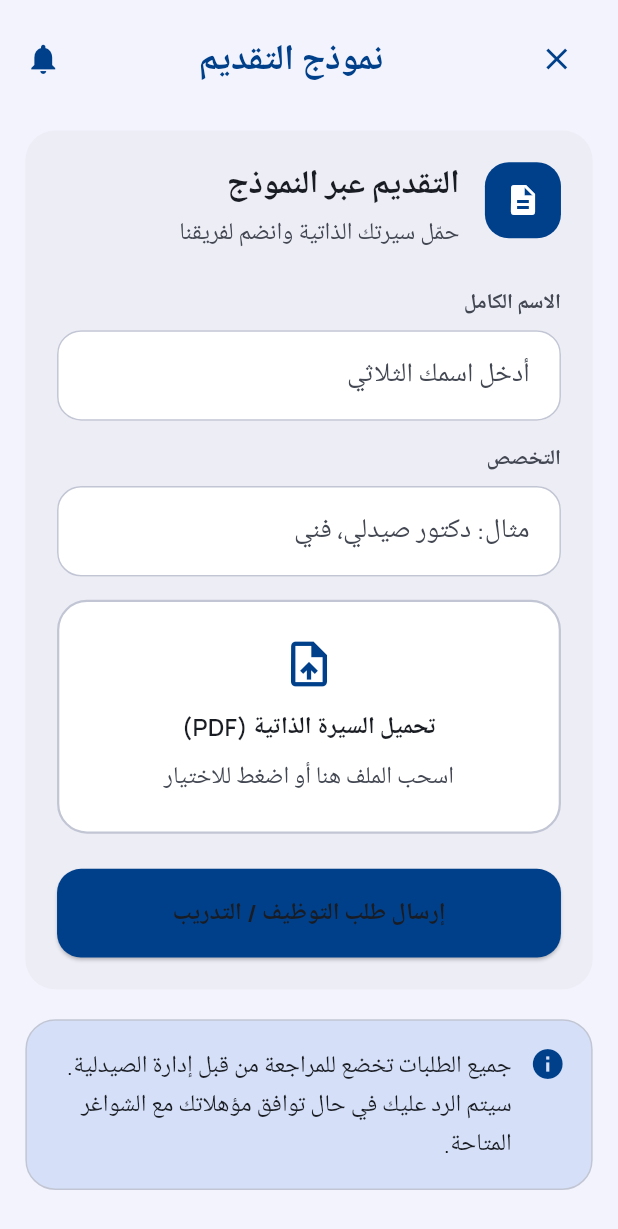
After one commit to MahmoudShbly/Mobile_dev_hakathon, a Flutter app: the ApplicationFormScreen screen opened directly, on a phone screen of 412 x 824 dp. The commit adds this screen. Shown: the top 1229 px of the screen. Run offline on Flutter 3.47's test engine with Material 3 defaults, Android fonts, the phone set to English and light mode, and no system bars; our stand-ins replace cloud_firestore, firebase_auth, firebase_core, flutter_screenutil, google_fonts, shared_preferences; accounts and stored records are empty.

Commit message:
feat: add application form and opportunity detail screens; update trainings filter bar and list view

```diff
--- /dev/null
+++ b/lib/feature/trainings/presentation/screens/application_form_screen.dart
@@ -0,0 +1,299 @@
+import 'package:flutter/material.dart';
+import 'package:flutter_screenutil/flutter_screenutil.dart';
+
+class ApplicationFormScreen extends StatefulWidget {
+  const ApplicationFormScreen({super.key});
+
+  @override
+  State<ApplicationFormScreen> createState() => _ApplicationFormScreenState();
+}
+
+class _ApplicationFormScreenState extends State<ApplicationFormScreen> {
+  final _formKey = GlobalKey<FormState>();
+  final _nameController = TextEditingController();
+  final _specialtyController = TextEditingController();
+  String? _resumeFileName;
+
+  @override
+  void dispose() {
+    _nameController.dispose();
+    _specialtyController.dispose();
+    super.dispose();
+  }
+
+  void _pickResume() {
+    setState(() {
+      _resumeFileName = 'CV_الوظيفة.pdf';
+    });
+  }
+
+  void _submitForm() {
+    if (_formKey.currentState?.validate() ?? false) {
+      ScaffoldMessenger.of(context).showSnackBar(
+        const SnackBar(
+          content: Text('تم إرسال الطلب بنجاح. سيتم التواصل معك قريباً.'),
+        ),
+      );
+    }
+  }
+
+  @override
+  Widget build(BuildContext context) {
+    final theme = Theme.of(context);
+    const backgroundColor = Color(0xfff2f3fc);
+    const cardColor = Color(0xffededf6);
+    const borderColor = Color(0xffc2c6d4);
+
+    return Scaffold(
+      backgroundColor: backgroundColor,
+      body: SafeArea(
+        child: Column(
+          children: [
+            Container(
+              color: backgroundColor,
+              padding: EdgeInsets.symmetric(horizontal: 16.w, vertical: 16.h),
+              child: Row(
+                textDirection: TextDirection.rtl,
+                mainAxisAlignment: MainAxisAlignment.spaceBetween,
+                children: [
+                  IconButton(
+                    onPressed: () => Navigator.of(context).pop(),
+                    icon: const Icon(Icons.close),
+                    color: const Color(0xff00408b),
+                  ),
+                  Text(
+                    'نموذج التقديم',
+                    style: theme.textTheme.headlineSmall?.copyWith(
+                      color: const Color(0xff00408b),
+                      fontWeight: FontWeight.w700,
+                    ),
+                  ),
+                  Icon(Icons.notifications, color: const Color(0xff00408b)),
+                ],
+              ),
+            ),
+            Expanded(
+              child: SingleChildScrollView(
+                padding: EdgeInsets.symmetric(horizontal: 16.w, vertical: 8.h),
+                child: Column(
+                  crossAxisAlignment: CrossAxisAlignment.stretch,
+                  children: [
+                    Container(
+                      padding: EdgeInsets.all(20.w),
+                      decoration: BoxDecoration(
+                        color: cardColor,
+                        borderRadius: BorderRadius.circular(20),
+                      ),
+                      child: Column(
+                        crossAxisAlignment: CrossAxisAlignment.stretch,
+                        children: [
+                          Row(
+                            textDirection: TextDirection.rtl,
+                            crossAxisAlignment: CrossAxisAlignment.start,
+                            children: [
+                              Container(
+                                width: 48.w,
+                                height: 48.w,
+                                decoration: BoxDecoration(
+                                  color: const Color(0xff00408b),
+                                  borderRadius: BorderRadius.circular(16),
+                                ),
+                                child: const Icon(
+                                  Icons.description,
+                                  color: Colors.white,
+                                ),
+                              ),
+                              SizedBox(width: 16.w),
+                              Expanded(
+                                child: Column(
+                                  crossAxisAlignment: CrossAxisAlignment.start,
+                                  children: [
+                                    Text(
+                                      'التقديم عبر النموذج',
+                                      style: theme.textTheme.titleLarge
+                                          ?.copyWith(
+                                            fontWeight: FontWeight.w700,
+                                            color: const Color(0xff191c22),
+                                          ),
+                                    ),
+                                    const SizedBox(height: 6),
+                                    Text(
+                                      'حمّل سيرتك الذاتية وانضم لفريقنا',
+                                      style: theme.textTheme.bodyMedium
+                                          ?.copyWith(
+                                            color: const Color(0xff424752),
+                                          ),
+                                    ),
+                                  ],
+                                ),
+                              ),
+                            ],
+                          ),
+                          const SizedBox(height: 24),
+                          Form(
+                            key: _formKey,
+                            child: Column(
+                              crossAxisAlignment: CrossAxisAlignment.stretch,
+                              children: [
+                                _buildTextField(
+                                  controller: _nameController,
+                                  label: 'الاسم الكامل',
+                                  hintText: 'أدخل اسمك الثلاثي',
+                                ),
+                                SizedBox(height: 16.h),
+                                _buildTextField(
+                                  controller: _specialtyController,
+                                  label: 'التخصص',
+                                  hintText: 'مثال: دكتور صيدلي، فني',
+                                ),
+                                SizedBox(height: 16.h),
+                                _buildUploadField(borderColor),
+                                SizedBox(height: 24.h),
+                                ElevatedButton(
+                                  onPressed: _submitForm,
+                                  style: ElevatedButton.styleFrom(
+                                    backgroundColor: const Color(0xff00408b),
+                                    foregroundColor: Colors.white,
+                                    padding: EdgeInsets.symmetric(
+                                      vertical: 18.h,
+                                    ),
+                                    shape: RoundedRectangleBorder(
+                                      borderRadius: BorderRadius.circular(16),
+                                    ),
+                                  ),
+                                  child: Text(
+                                    'إرسال طلب التوظيف / التدريب',
+                                    style: theme.textTheme.titleMedium
+                                        ?.copyWith(fontWeight: FontWeight.w700),
+                                  ),
+                                ),
+                              ],
+                            ),
+                          ),
+                        ],
+                      ),
+                    ),
+                    const SizedBox(height: 20),
+                    Container(
+                      padding: EdgeInsets.all(16.w),
+                      decoration: BoxDecoration(
+                        color: const Color(0xffd5e0f8),
+                        borderRadius: BorderRadius.circular(20),
+                        border: Border.all(color: borderColor),
+                      ),
+                      child: Row(
+                        crossAxisAlignment: CrossAxisAlignment.start,
+                        children: [
+                          Icon(Icons.info, color: const Color(0xff00408b)),
+                          const SizedBox(width: 12),
+                          Expanded(
+                            child: Text(
+                              'جميع الطلبات تخضع للمراجعة من قبل إدارة الصيدلية. سيتم الرد عليك في حال توافق مؤهلاتك مع الشواغر المتاحة.',
+                              style: theme.textTheme.bodyMedium?.copyWith(
+                                color: const Color(0xff191c22),
+                              ),
+                            ),
+                          ),
+                        ],
+                      ),
+                    ),
+                    SizedBox(height: 24.h),
+                  ],
+                ),
+              ),
+            ),
+          ],
+        ),
+      ),
+    );
+  }
+
+  Widget _buildTextField({
+    required TextEditingController controller,
+    required String label,
+    required String hintText,
+  }) {
+    return Column(
+      crossAxisAlignment: CrossAxisAlignment.stretch,
+      children: [
+        Text(
+          label,
+          style: Theme.of(context).textTheme.labelLarge?.copyWith(
+            color: const Color(0xff424752),
+            fontWeight: FontWeight.w600,
+          ),
+        ),
+        const SizedBox(height: 8),
+        TextFormField(
+          controller: controller,
+          textAlign: TextAlign.right,
+          decoration: InputDecoration(
+            hintText: hintText,
+            filled: true,
+            fillColor: Colors.white,
+            border: OutlineInputBorder(
+              borderRadius: BorderRadius.circular(16),
+              borderSide: BorderSide(color: const Color(0xffc2c6d4)),
+            ),
+            enabledBorder: OutlineInputBorder(
+              borderRadius: BorderRadius.circular(16),
+              borderSide: BorderSide(color: const Color(0xffc2c6d4)),
+            ),
+            focusedBorder: OutlineInputBorder(
+              borderRadius: BorderRadius.circular(16),
+              borderSide: BorderSide(color: const Color(0xff00408b), width: 2),
+            ),
+            contentPadding: EdgeInsets.symmetric(
+              horizontal: 16.w,
+              vertical: 16.h,
+            ),
+          ),
+          validator: (value) {
+            if (value == null || value.trim().isEmpty) {
+              return 'هذا الحقل مطلوب';
+            }
+            return null;
+          },
+        ),
+      ],
+    );
+  }
+
+  Widget _buildUploadField(Color borderColor) {
+    return GestureDetector(
+      onTap: _pickResume,
+      child: Container(
+        decoration: BoxDecoration(
+          color: Colors.white,
+          borderRadius: BorderRadius.circular(20),
+          border: Border.all(color: borderColor, width: 1.5),
+        ),
+        padding: EdgeInsets.symmetric(vertical: 24.h, horizontal: 16.w),
+        child: Column(
+          crossAxisAlignment: CrossAxisAlignment.center,
+          children: [
+            Icon(Icons.upload_file, color: const Color(0xff00408b), size: 36),
+            const SizedBox(height: 12),
+            Text(
+              'تحميل السيرة الذاتية (PDF)',
+              style: Theme.of(context).textTheme.titleMedium?.copyWith(
+                fontWeight: FontWeight.w600,
+                color: const Color(0xff191c22),
+              ),
+            ),
+            const SizedBox(height: 8),
+            Text(
+              _resumeFileName == null
+                  ? 'اسحب الملف هنا أو اضغط للاختيار'
+                  : _resumeFileName!,
+              textAlign: TextAlign.center,
+              style: Theme.of(
+                context,
+              ).textTheme.bodyMedium?.copyWith(color: const Color(0xff424752)),
+            ),
+          ],
+        ),
+      ),
+    );
+  }
+}
--- a/lib/feature/trainings/presentation/screens/widgets/trainings_filter_bar.dart
+++ b/lib/feature/trainings/presentation/screens/widgets/trainings_filter_bar.dart
@@ -27,13 +27,13 @@ class TrainingsFilterBar extends StatelessWidget {
           children: [
             _buildFilterButton(
               context,
-              label: 'دوام كامل',
+              label: 'فرص عمل ',
               isSelected: selectedFilter == 0,
               onTap: () => onFilterChanged(0),
             ),
             _buildFilterButton(
               context,
-              label: 'دوام جزئي',
+              label: 'فرص تدريب',
               isSelected: selectedFilter == 1,
               onTap: () => onFilterChanged(1),
             ),
--- a/lib/feature/trainings/presentation/screens/widgets/trainings_screen_body.dart
+++ b/lib/feature/trainings/presentation/screens/widgets/trainings_screen_body.dart
@@ -56,7 +56,7 @@ class _TrainingsScreenBodyState extends State<TrainingsScreenBody> {
   @override
   Widget build(BuildContext context) {
     return Padding(
-      padding: EdgeInsets.symmetric(vertical: 24.w),
+      padding: EdgeInsets.symmetric(vertical: 14.w),
       child: Column(
         children: [
           // Filter bar widget
```
Also changed, not shown: lib/feature/search/presentation/widgets/medicine_list.dart (+2 -6 lines), lib/feature/trainings/presentation/screens/opportunity_detail_screen.dart (added, +158 -0 lines), lib/feature/trainings/presentation/screens/widgets/trainings_list_view.dart (+16 -11 lines).
